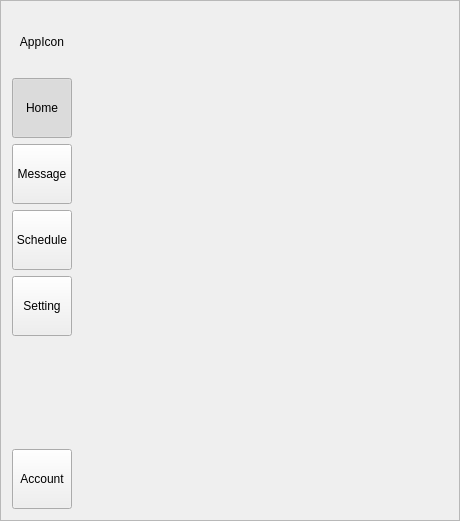
RyotaUnzai/candybox, file src/views/navigation/navigation.ui: the form before one commit.
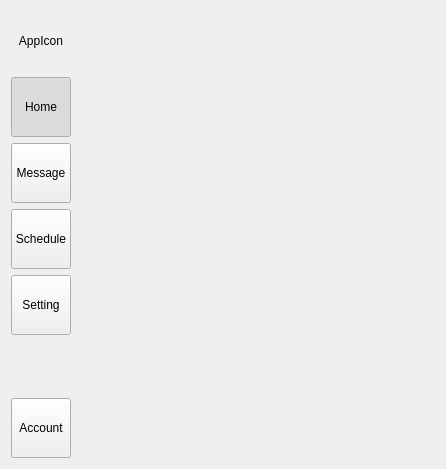
The form after the commit.

Patch:
```diff
--- a/src/views/navigation/navigation.ui
+++ b/src/views/navigation/navigation.ui
@@ -1,63 +1,31 @@
 <?xml version="1.0" encoding="UTF-8"?>
 <ui version="4.0">
- <class>Navigation</class>
- <widget class="QFrame" name="Navigation">
+ <class>Form</class>
+ <widget class="QWidget" name="Form">
   <property name="geometry">
    <rect>
     <x>0</x>
     <y>0</y>
-    <width>460</width>
-    <height>521</height>
+    <width>446</width>
+    <height>469</height>
    </rect>
   </property>
   <property name="windowTitle">
-   <string>Frame</string>
-  </property>
-  <property name="frameShape">
-   <enum>QFrame::StyledPanel</enum>
-  </property>
-  <property name="frameShadow">
-   <enum>QFrame::Raised</enum>
+   <string>Form</string>
   </property>
   <layout class="QGridLayout" name="gridLayout">
-   <item row="1" column="0">
-    <layout class="QVBoxLayout" name="VBL_Bottom">
-     <item>
-      <spacer name="verticalSpacer">
+   <item row="0" column="2">
+    <spacer name="horizontalSpacer">
        <property name="orientation">
-        <enum>Qt::Vertical</enum>
+      <enum>Qt::Horizontal</enum>
        </property>
        <property name="sizeHint" stdset="0">
         <size>
-         <width>20</width>
-         <height>40</height>
+       <width>40</width>
+       <height>20</height>
         </size>
        </property>
       </spacer>
-     </item>
-     <item>
-      <widget class="QPushButton" name="PB_Account">
-       <property name="minimumSize">
-        <size>
-         <width>60</width>
-         <height>60</height>
-        </size>
-       </property>
-       <property name="maximumSize">
-        <size>
-         <width>60</width>
-         <height>60</height>
-        </size>
-       </property>
-       <property name="text">
-        <string>Account</string>
-       </property>
-       <property name="checkable">
-        <bool>true</bool>
-       </property>
-      </widget>
-     </item>
-    </layout>
    </item>
    <item row="0" column="0">
     <layout class="QVBoxLayout" name="VBL_Top">
@@ -192,23 +160,46 @@
      </item>
     </layout>
    </item>
-   <item row="0" column="1">
-    <spacer name="horizontalSpacer">
+   <item row="2" column="0">
+    <layout class="QVBoxLayout" name="verticalLayoutBottom">
+     <item>
+      <spacer name="verticalSpacerBottom">
      <property name="orientation">
-      <enum>Qt::Horizontal</enum>
+        <enum>Qt::Vertical</enum>
      </property>
      <property name="sizeHint" stdset="0">
       <size>
-       <width>40</width>
-       <height>20</height>
+         <width>20</width>
+         <height>40</height>
       </size>
      </property>
     </spacer>
    </item>
-  </layout>
-  <zorder></zorder>
-  <zorder></zorder>
-  <zorder>horizontalSpacer</zorder>
+     <item>
+      <widget class="QPushButton" name="pushButtonAccount">
+       <property name="minimumSize">
+        <size>
+         <width>60</width>
+         <height>60</height>
+        </size>
+       </property>
+       <property name="maximumSize">
+        <size>
+         <width>60</width>
+         <height>60</height>
+        </size>
+       </property>
+       <property name="text">
+        <string>Account</string>
+       </property>
+       <property name="checkable">
+        <bool>true</bool>
+       </property>
+      </widget>
+     </item>
+    </layout>
+   </item>
+  </layout>
  </widget>
  <resources/>
  <connections/>
```
Left out of the diff: 14 changed lines with no effect on the pictures. Lines whose indentation alone changed are shown as unchanged.
